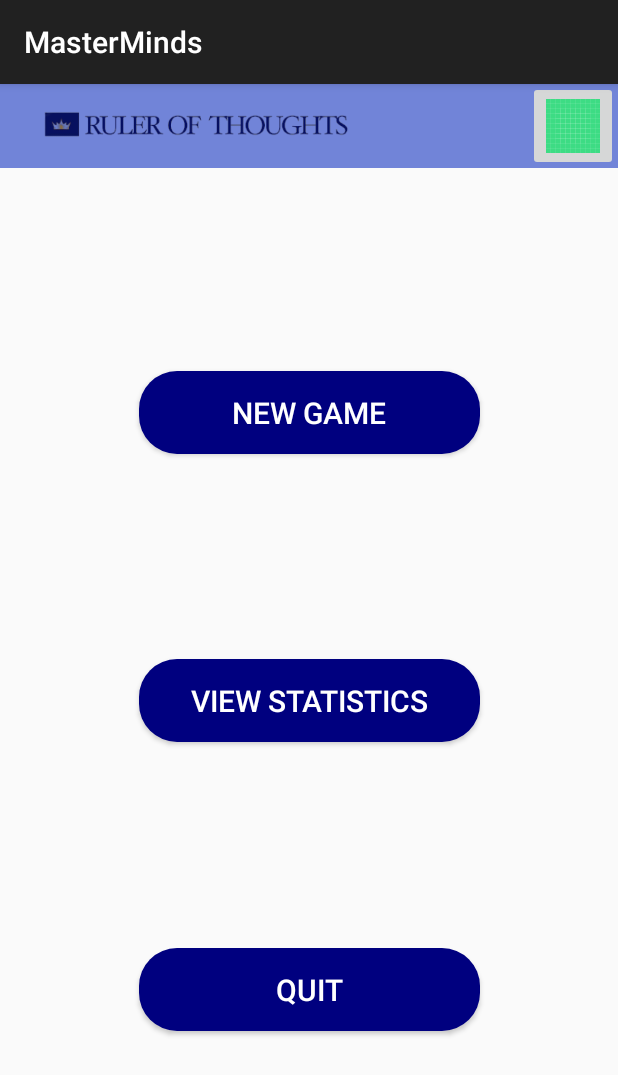
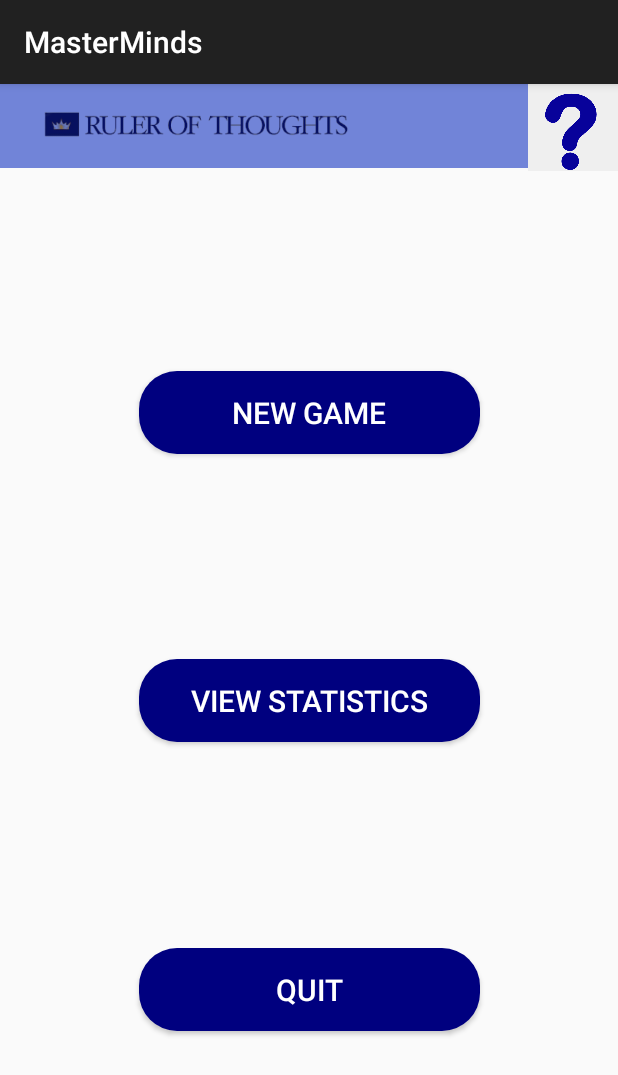
Before and after one commit to marinelak7/Ruler-Of-Thoughts, an Android app: the screen it shows after launch (MainActivity), on a phone screen of 412 x 824 dp. Shown: the top 1075 px of the screen. Run offline under Robolectric (Android 15) with nearby library versions, the phone set to English and light mode, and no system bars.

```diff
--- a/app/src/main/res/layout/activity_menu.xml
+++ b/app/src/main/res/layout/activity_menu.xml
@@ -97,12 +97,13 @@
         android:id="@+id/imageButton3"
         android:layout_width="60dp"
         android:layout_height="60dp"
+        android:background="#EFEFEF"
         android:contentDescription="Quit Game"
+        android:onClick="viewRules"
         android:scaleType="fitCenter"
-        android:src="@drawable/ic_launcher_background"
+        android:src="@drawable/transparent_questionmark"
         app:layout_constraintBottom_toTopOf="@+id/guideline3"
         app:layout_constraintEnd_toEndOf="@+id/toolbar"
-        android:onClick="viewRules"
         app:layout_constraintTop_toTopOf="parent" />
 
 
```
Also changed, not shown: app/src/main/java/com/example/masterminds/ChooseDifficultyMenuVer1.java (+14 -1 lines), app/src/main/res/layout/activity_choose_difficulty_menu_ver1.xml (+9 -7 lines).
